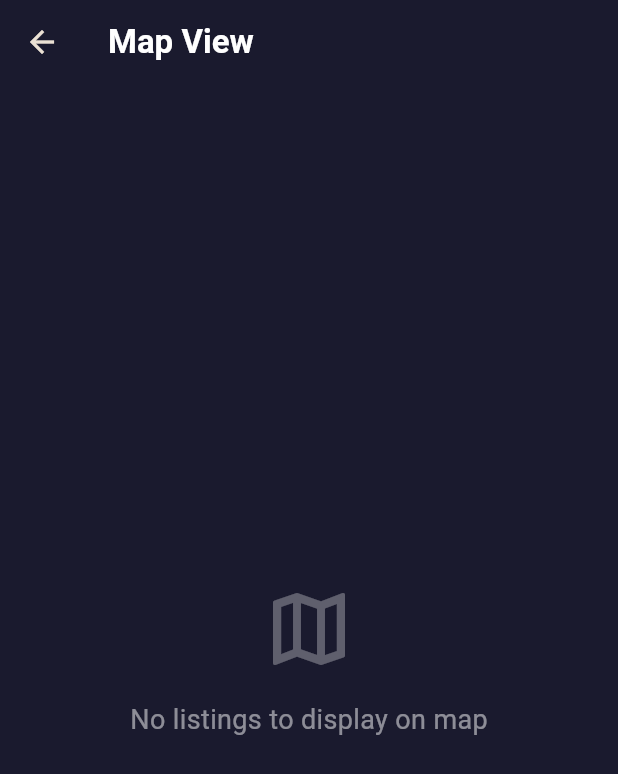
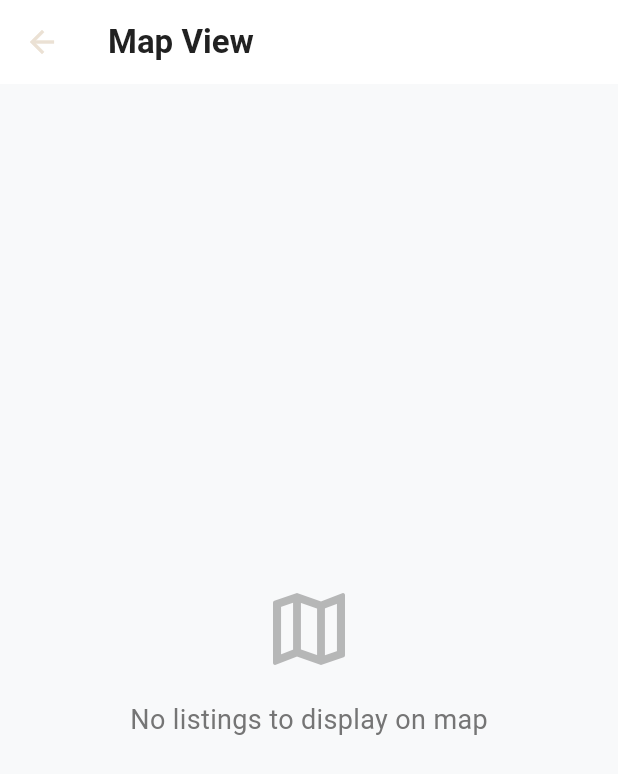
Before and after one commit to Tresorshingiro/KigaliDirectory, a Flutter app: the MapViewScreen screen opened directly, on a phone screen of 412 x 824 dp. Shown: the top 774 px of the screen. Run offline on Flutter 3.47's test engine with Material 3 defaults, Android fonts, the phone set to English and light mode, and no system bars; our stand-ins replace cloud_firestore, firebase_auth, firebase_core, flutter_riverpod, google_maps_flutter; accounts and stored records are empty.

Commit message:
made some change

```diff
--- a/lib/screens/map_view_screen.dart
+++ b/lib/screens/map_view_screen.dart
@@ -74,14 +74,14 @@ class _MapViewScreenState extends ConsumerState<MapViewScreen> {
     final allListingsAsync = ref.watch(allListingsProvider);
 
     return Scaffold(
-      backgroundColor: const Color(0xFF1A1A2E),
+      backgroundColor: const Color(0xFFF8F9FA),
       appBar: AppBar(
-        backgroundColor: const Color(0xFF1A1A2E),
+        backgroundColor: Colors.white,
         elevation: 0,
         title: const Text(
           'Map View',
           style: TextStyle(
-            color: Colors.white,
+            color: Color(0xFF212121),
             fontWeight: FontWeight.bold,
           ),
         ),
@@ -98,13 +98,13 @@ class _MapViewScreenState extends ConsumerState<MapViewScreen> {
                   Icon(
                     Icons.map_outlined,
                     size: 64,
-                    color: Colors.white.withOpacity(0.3),
+                    color: Color(0xFF757575).withOpacity(0.5),
                   ),
                   const SizedBox(height: 16),
                   Text(
                     'No listings to display on map',
                     style: TextStyle(
-                      color: Colors.white.withOpacity(0.5),
+                      color: Color(0xFF757575),
                       fontSize: 18,
                     ),
                   ),
@@ -135,7 +135,7 @@ class _MapViewScreenState extends ConsumerState<MapViewScreen> {
         },
         loading: () => const Center(
           child: CircularProgressIndicator(
-            valueColor: AlwaysStoppedAnimation<Color>(Color(0xFFFFC107)),
+            valueColor: AlwaysStoppedAnimation<Color>(Color(0xFF2E7D32)),
           ),
         ),
         error: (error, stack) => Center(
```
